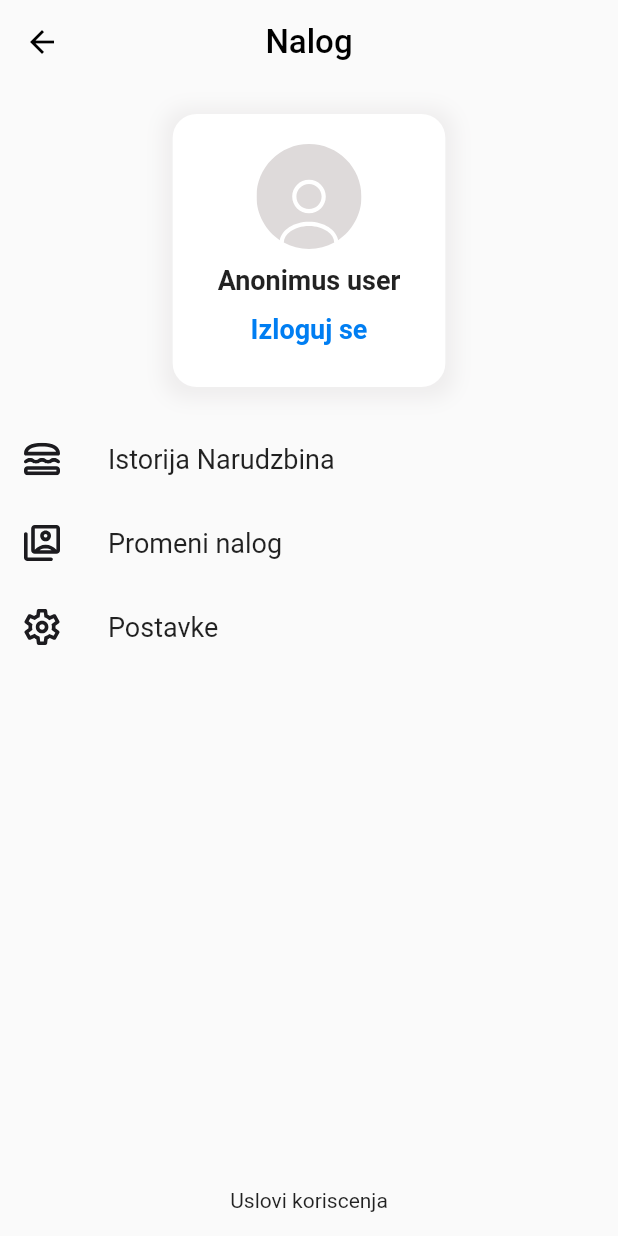
After one commit to cofify/cofify, a Flutter app: the Account screen opened by its route, on a phone screen of 412 x 824 dp. The commit adds this screen. Run offline on Flutter 3.47's test engine with Material 2 defaults, Android fonts, the phone set to English and light mode, and no system bars; our stand-ins replace cloud_firestore, firebase_auth, firebase_core, firebase_storage, flutter_svg, geolocator and 4 more; accounts and stored records are empty.

Commit message:
Account page created

```diff
--- a/lib/constants/routes.dart
+++ b/lib/constants/routes.dart
@@ -6,11 +6,13 @@ import '../screens/wrapper.dart';
 import '../screens/choose_city.dart';
 import '../screens/welecome_page.dart';
 import '../screens/restaurants_page.dart';
+import '../screens/account.dart';
 
 Map<String, WidgetBuilder> appRoutes = {
   '/': (context) => const Wrapper(),
   '/welcomePages': (context) => const WelecomePage(),
   '/loginScreen': (context) => const LoginScreen(),
   '/chooseCity': (context) => const ChooseCity(),
-  '/restaurants': (context) => const RestaurantsView(),
+  '/restaurants': (context) => const RestaurantsPage(),
+  '/account': (context) => const Account(),
 };
--- /dev/null
+++ b/lib/screens/account.dart
@@ -0,0 +1,151 @@
+import 'package:flutter/material.dart';
+
+// widgets
+import '../screens/parts/common/common_widget_imports.dart';
+
+// services
+import '../services/auth_service.dart';
+
+class Account extends StatelessWidget {
+  const Account({super.key});
+
+  @override
+  Widget build(BuildContext context) {
+    final authService = AuthService.firebase();
+
+    return Scaffold(
+      appBar: const CommonAppBar(text: 'Nalog'),
+      body: Padding(
+        padding: const EdgeInsets.only(top: 20.0),
+        child: Column(
+          mainAxisAlignment: MainAxisAlignment.spaceBetween,
+          children: [
+            Column(
+              mainAxisAlignment: MainAxisAlignment.start,
+              children: [
+                UserSection(authService: authService),
+                const OptionsSection(),
+              ],
+            ),
+            const Padding(
+              padding: EdgeInsets.only(bottom: 16.0),
+              child: Center(
+                child: Text("Uslovi koriscenja"),
+              ),
+            ),
+          ],
+        ),
+      ),
+    );
+  }
+}
+
+class OptionsSection extends StatelessWidget {
+  const OptionsSection({
+    super.key,
+  });
+
+  @override
+  Widget build(BuildContext context) {
+    return Padding(
+      padding: const EdgeInsets.only(top: 20.0),
+      child: Column(
+        children: [
+          InkWell(
+            onTap: () {},
+            child: const ListTile(
+              leading: SvgIcon(icon: "assets/icons/lunch_dining.svg"),
+              title: Text(
+                "Istorija Narudzbina",
+                style: TextStyle(
+                  fontSize: 18,
+                ),
+              ),
+            ),
+          ),
+          InkWell(
+            onTap: () {},
+            child: const ListTile(
+              leading: SvgIcon(icon: "assets/icons/switch_account.svg"),
+              title: Text(
+                "Promeni nalog",
+                style: TextStyle(
+                  fontSize: 18,
+                ),
+              ),
+            ),
+          ),
+          InkWell(
+            onTap: () {},
+            child: const ListTile(
+              leading: SvgIcon(icon: "assets/icons/settings.svg"),
+              title: Text(
+                "Postavke",
+                style: TextStyle(
+                  fontSize: 18,
+                ),
+              ),
+            ),
+          ),
+        ],
+      ),
+    );
+  }
+}
+
+class UserSection extends StatelessWidget {
+  const UserSection({
+    super.key,
+    required this.authService,
+  });
+
+  final AuthService authService;
+
+  @override
+  Widget build(BuildContext context) {
+    return Center(
+      child: Container(
+        padding: const EdgeInsets.symmetric(horizontal: 30, vertical: 20),
+        decoration: BoxDecoration(
+          color: Colors.white,
+          borderRadius: BorderRadius.circular(16),
+          boxShadow: [BoxShadowsFactory().boxShadowSoft()],
+        ),
+        child: Column(
+          crossAxisAlignment: CrossAxisAlignment.center,
+          children: [
+            const Hero(
+              tag: 'restaurant-settings-UserAvatar',
+              child: UserAvatar(size: 70),
+            ),
+            const SizedBox(height: 10),
+            const Text(
+              "Anonimus user",
+              style: TextStyle(
+                fontSize: 18,
+                fontWeight: FontWeight.bold,
+              ),
+            ),
+            const SizedBox(height: 4),
+            InkWell(
+              onTap: () {
+                authService.signOut();
+              },
+              child: Container(
+                padding: const EdgeInsets.all(8.0),
+                child: const Text(
+                  "Izloguj se",
+                  style: TextStyle(
+                    fontSize: 18,
+                    fontWeight: FontWeight.bold,
+                    color: Color(0xFF007EF2),
+                  ),
+                ),
+              ),
+            ),
+          ],
+        ),
+      ),
+    );
+  }
+}
--- a/lib/screens/home.dart
+++ b/lib/screens/loadingScreen.dart
@@ -4,8 +4,8 @@ import 'parts/home/big_heading_text.dart';
 import 'parts/home/big_paragraph_text.dart';
 
 // TODO Razmisli kako ovaj ekran funckionise uopste
-class HomePage extends StatelessWidget {
-  const HomePage({super.key});
+class LoadingScreen extends StatelessWidget {
+  const LoadingScreen({super.key});
 
   @override
   Widget build(BuildContext context) {
--- a/lib/screens/parts/common/common_widget_imports.dart
+++ b/lib/screens/parts/common/common_widget_imports.dart
@@ -7,3 +7,4 @@ export 'search_box.dart';
 export 'app_bar.dart';
 export 'icon_and_text.dart';
 export 'shimmer_item.dart';
+export 'user_avatar.dart';
--- /dev/null
+++ b/lib/screens/parts/common/user_avatar.dart
@@ -0,0 +1,28 @@
+import 'package:flutter/material.dart';
+
+// widgets
+import 'svg_icon.dart';
+
+class UserAvatar extends StatelessWidget {
+  final double size;
+
+  const UserAvatar({
+    super.key,
+    this.size = 45,
+  });
+
+  @override
+  Widget build(BuildContext context) {
+    return Container(
+      height: size,
+      width: size,
+      decoration: BoxDecoration(
+        borderRadius: BorderRadius.circular(100),
+      ),
+      child: SvgIcon(
+        icon: "assets/icons/AnonimusUser.svg",
+        size: size,
+      ),
+    );
+  }
+}
--- a/pubspec.yaml
+++ b/pubspec.yaml
@@ -99,6 +99,10 @@ flutter:
     - assets/icons/NotActiveDot.svg
     - assets/icons/ActiveDot.svg
     - assets/icons/Star.svg
+    - assets/icons/AnonimusUser.svg
+    - assets/icons/lunch_dining.svg
+    - assets/icons/settings.svg
+    - assets/icons/switch_account.svg
 
 
   # An image asset can refer to one or more resolution-specific "variants", see
```
Also changed, not shown: lib/screens/parts/common/search_box.dart (+11 -7 lines), lib/screens/parts/home/scrollable_pages.dart (+5 -5 lines), lib/screens/parts/restaurant.dart (+32 -20 lines), lib/screens/restaurants_page.dart (+6 -5 lines), lib/screens/wrapper.dart (+17 -4 lines), assets/icons/AnonimusUser.svg (added), assets/icons/lunch_dining.svg (added), assets/icons/settings.svg (added), assets/icons/switch_account.svg (added).
